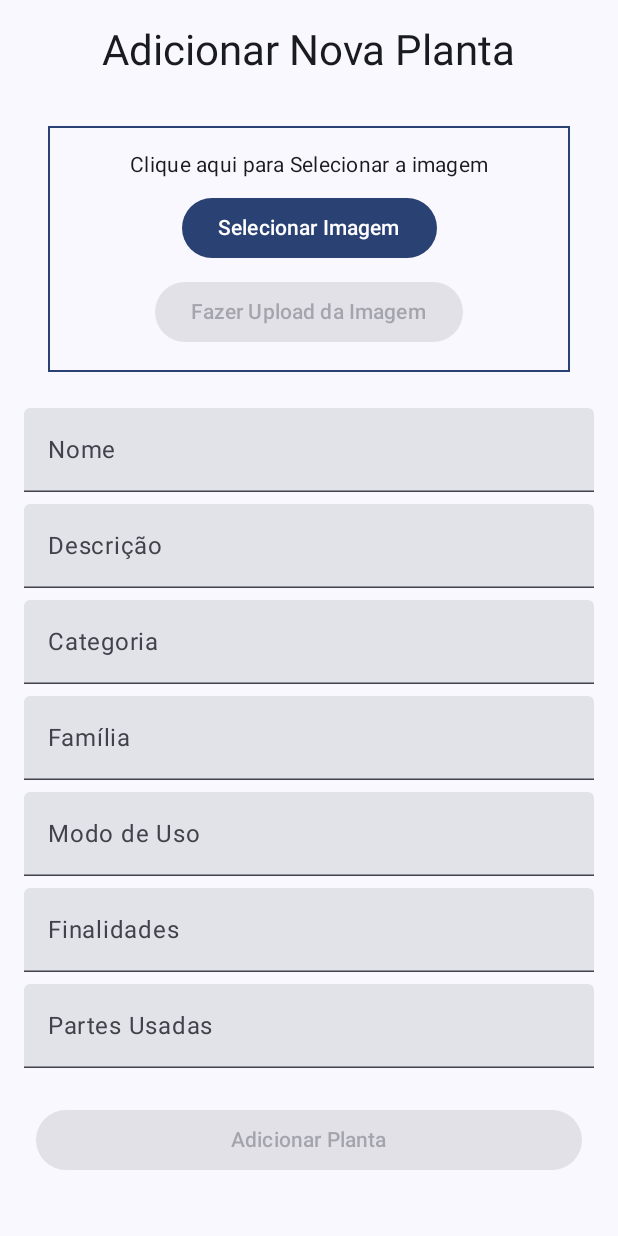
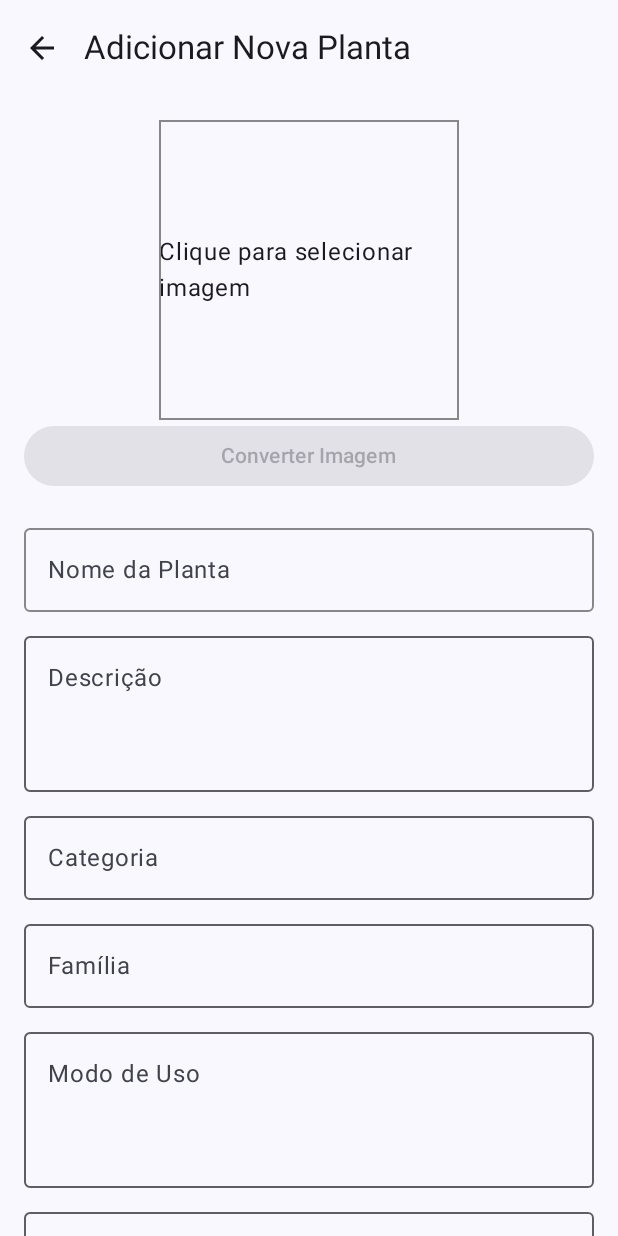
Before and after one commit to equipe-B/PlantCode, an Android app built with Jetpack Compose: the AddPlantScreen screen opened through its navigation route, on a phone screen of 412 x 824 dp. Run offline under Robolectric (Android 15) with nearby library versions, the phone set to English and light mode, and no system bars; our stand-ins replace Firebase (no records; nobody signed in at launch, a user with empty details on screens opened directly).

Commit message:
Lógica implementada: COnversão e upload

```diff
--- a/PlantCodeV3/app/build.gradle.kts
+++ b/PlantCodeV3/app/build.gradle.kts
@@ -62,7 +62,8 @@ dependencies {
     implementation("com.google.firebase:firebase-firestore:25.1.1")
     implementation("com.google.firebase:firebase-storage:21.0.1")
     implementation("com.google.android.gms:play-services-auth:20.0.0")
-
+    implementation("io.coil-kt:coil-compose:2.2.2") // Verifique se há uma versão mais recente
+    implementation ("androidx.compose.material3:material3:1.0.0-alpha01")
     testImplementation(libs.junit)
     androidTestImplementation(libs.androidx.junit)
     androidTestImplementation(libs.androidx.espresso.core)
--- a/PlantCodeV3/app/src/main/java/com/novaversao/plantcodev3/AddPlantScreen.kt
+++ b/PlantCodeV3/app/src/main/java/com/novaversao/plantcodev3/AddPlantScreen.kt
@@ -1,56 +1,41 @@
 package com.novaversao.plantcodev3
-import android.widget.Toast
+import android.net.Uri
+import androidx.activity.compose.rememberLauncherForActivityResult
+import androidx.activity.result.contract.ActivityResultContracts
+import androidx.compose.foundation.Image
+import androidx.compose.foundation.border
 import androidx.compose.foundation.layout.*
+import androidx.compose.foundation.rememberScrollState
+import androidx.compose.foundation.verticalScroll
 import androidx.compose.material3.*
 import androidx.compose.runtime.*
 import androidx.compose.ui.Alignment
 import androidx.compose.ui.Modifier
+import androidx.compose.ui.graphics.Color
+import androidx.compose.ui.platform.LocalContext
+import androidx.compose.material.icons.Icons
+import androidx.compose.material.icons.filled.*
+import androidx.compose.material3.TextFieldDefaults
 import androidx.compose.ui.unit.dp
-import android.graphics.BitmapFactory
-import android.graphics.Bitmap
+import coil.compose.rememberImagePainter
+import com.novaversao.plantcodev3.model.PlantaRepository
+import com.novaversao.plantcodev3.model.convertImageToBase64
+import androidx.compose.foundation.clickable
 import com.novaversao.plantcodev3.model.Plantas
-import com.novaversao.plantcodev3.model.PlantaRepository
-import androidx.compose.foundation.border
-import androidx.compose.ui.text.style.TextAlign
-import androidx.activity.compose.rememberLauncherForActivityResult
-import androidx.compose.ui.platform.LocalContext
-import android.net.Uri
-import com.novaversao.plantcodev3.model.convertImageToBase64
+import android.util.Base64
 import android.util.Log
-import androidx.activity.result.ActivityResultLauncher
-import androidx.activity.result.contract.ActivityResultContracts
-import androidx.compose.foundation.BorderStroke
-import android.content.Context
-import android.provider.MediaStore
-import java.io.IOException
-import androidx.compose.ui.graphics.Color
-import android.util.Base64
+import android.widget.Toast
+@OptIn(ExperimentalMaterial3Api::class)
 @Composable
+
+
 fun AddPlantScreen(
     modifier: Modifier = Modifier,
-    plantaRepository: PlantaRepository, // Passa o repositório como parâmetro
-    navigateBack: () -> Unit // Função de navegação para voltar para a tela anterior
+
+    plantaRepository: PlantaRepository,
+    navigateBack: () -> Unit
 ) {
-    var uploadSuccess by remember { mutableStateOf(false) }
-    var base64Image by remember { mutableStateOf("") }
-    var imageUri by remember { mutableStateOf<Uri?>(null) }
-    var bitmap by remember { mutableStateOf<Bitmap?>(null) } // Adiciona variável para Bitmap
-    val context = LocalContext.current
-    var isLoading by remember { mutableStateOf(false) }
-    var isImageConverted by remember { mutableStateOf(false) }
-// Adiciona variável para Bitmap
-    // Launcher para selecionar a imagem
-    val launcher: ActivityResultLauncher<String> = rememberLauncherForActivityResult(
-        contract = ActivityResultContracts.GetContent()
-    ) { uri: Uri? ->
-        imageUri = uri
-        if (uri != null) {
-            isLoading = true // Iniciar o carregamento
-            base64Image = convertImageToBase64(context, uri)
-            isLoading = false // Finalizar o carregamento
-        }
-    }
-    // Estado dos campos de entrada
+    // State variables
     var nome by remember { mutableStateOf("") }
     var descricao by remember { mutableStateOf("") }
     var categoria by remember { mutableStateOf("") }
@@ -59,110 +44,204 @@ fun AddPlantScreen(
     var finalidades by remember { mutableStateOf("") }
     var partesUsadas by remember { mutableStateOf("") }
 
-    Column(
-        modifier = modifier
-            .fillMaxSize()
-            .padding(16.dp),
-        horizontalAlignment = Alignment.CenterHorizontally,
-        verticalArrangement = Arrangement.Top
-    ) {
-        Text("Adicionar Nova Planta", style = MaterialTheme.typography.headlineMedium)
+    var imageUri by remember { mutableStateOf<Uri?>(null) }
+    var base64Image by remember { mutableStateOf("") }
+    var isLoading by remember { mutableStateOf(false) }
 
-        Spacer(modifier = Modifier.height(16.dp))
+    val context = LocalContext.current
+    val scrollState = rememberScrollState()
+    var uploadSuccess by remember { mutableStateOf(false) }
+    var isImageConverted by remember { mutableStateOf(false) }
+    // Image selection launcher
+    val launcher = rememberLauncherForActivityResult(
+        contract = ActivityResultContracts.GetContent()
+    ) { uri: Uri? ->
+        imageUri = uri
+        if (uri != null) {
+            isLoading = true
+            base64Image = convertImageToBase64(context, uri)
+            isLoading = false
+        }
+    }
 
+    Scaffold(
+        topBar = {
+            TopAppBar(
+                title = { Text("Adicionar Nova Planta") },
+                navigationIcon = {
+                    IconButton(onClick = navigateBack) {
+                        Icon(Icons.Default.ArrowBack, contentDescription = "Voltar")
+                    }
+                }
+            )
+        }
+    ) { paddingValues ->
         Column(
             modifier = Modifier
-                .fillMaxWidth()
-                .padding(16.dp)
-                .border(BorderStroke(1.dp, MaterialTheme.colorScheme.primary))
+                .fillMaxSize()
+                .padding(paddingValues)
+                .verticalScroll(scrollState)
                 .padding(16.dp),
-            horizontalAlignment = Alignment.CenterHorizontally,
-            verticalArrangement = Arrangement.Center
+            horizontalAlignment = Alignment.CenterHorizontally
         ) {
+// Image Upload Section
+            Box(
+                modifier = Modifier
+                    .size(200.dp)
+                    .border(1.dp, Color.Gray)
+                    .clickable { launcher.launch("image/*") }
+            ) {
+                if (imageUri != null) {
+                    Image(
+                        painter = rememberImagePainter(imageUri),
+                        contentDescription = "Imagem da Planta",
+                        modifier = Modifier.fillMaxSize()
+                    )
+                } else {
                     Text(
-                text = "Clique aqui para Selecionar a imagem",
-                style = MaterialTheme.typography.bodyMedium,
-                textAlign = TextAlign.Center
+                        "Clique para selecionar imagem",
+                        modifier = Modifier.align(Alignment.Center)
                     )
-
-            Spacer(modifier = Modifier.height(8.dp))
-
-            Button(onClick = { launcher.launch("image/*") }) {
-                Text(text = "Selecionar Imagem")
+                }
             }
 
-            Spacer(modifier = Modifier.height(8.dp))
-
+// Add a conversion button
             Button(
                 onClick = {
                     // Verifica se há uma URI de imagem selecionada
                     imageUri?.let { uri ->
                         // Inicia o processo de conversão
                         isLoading = true
-
                         try {
                             // Conversão da imagem para Base64
                             base64Image = convertImageToBase64(context, uri)
-
                             // Define o estado de sucesso após a conversão
                             isImageConverted = true
+
+                            // Opcional: Exibe um Toast de sucesso
+                            Toast.makeText(
+                                context,
+                                "Imagem convertida com sucesso!",
+                                Toast.LENGTH_SHORT
+                            ).show()
                         } catch (e: Exception) {
                             // Trata erros de conversão
                             isImageConverted = false
+
+                            // Opcional: Exibe um Toast de erro
+                            Toast.makeText(
+                                context,
+                                "Erro ao converter imagem: ${e.localizedMessage}",
+                                Toast.LENGTH_LONG
+                            ).show()
+
+                            // Log do erro para depuração
+                            Log.e("ImageConversion", "Erro na conversão", e)
                         } finally {
                             // Finaliza o carregamento
                             isLoading = false
                         }
+                    } ?: run {
+                        // Caso nenhuma imagem tenha sido selecionada
+                        Toast.makeText(
+                            context,
+                            "Selecione uma imagem primeiro",
+                            Toast.LENGTH_SHORT
+                        ).show()
                     }
                 },
-                // Desabilita o botão se nenhuma imagem foi selecionada
-                enabled = imageUri != null
+                enabled = imageUri != null && !isLoading,
+                modifier = Modifier.fillMaxWidth()
             ) {
-                Text(text = "Fazer Upload da Imagem")
-            }
-
-            // Mensagens condicionais
-            when {
-                isImageConverted -> {
-                    Text(
-                        text = "Imagem convertida com sucesso!",
-                        color = Color.Green
+                if (isLoading) {
+                    CircularProgressIndicator(
+                        modifier = Modifier.size(20.dp),
+                        color = Color.White
                     )
-                }
-                imageUri != null && !isImageConverted -> {
-                    Text(
-                        text = "Erro ao converter a imagem.",
-                        color = Color.Red
-                    )
+                } else {
+                    Text("Converter Imagem")
                 }
             }
 
-            // Indicador de carregamento
-            if (isLoading) {
-                CircularProgressIndicator(modifier = Modifier.padding(16.dp))
-            }
-        }
+
+
+            Spacer(modifier = Modifier.height(16.dp))
+
+            // Text Input Fields
+            OutlinedTextField(
+                value = nome,
+                onValueChange = { nome = it },
+                label = { Text("Nome da Planta") },
+                modifier = Modifier.fillMaxWidth(),
+                colors = TextFieldDefaults.outlinedTextFieldColors(
+                    focusedBorderColor = Color.Green,
+                    unfocusedBorderColor = Color.Gray
+                )
+            )
+
             Spacer(modifier = Modifier.height(8.dp))
 
-        // Campos de entrada para os dados da planta
-        TextField(value = nome, onValueChange = { nome = it }, label = { Text("Nome") }, modifier = Modifier.fillMaxWidth())
+            OutlinedTextField(
+                value = descricao,
+                onValueChange = { descricao = it },
+                label = { Text("Descrição") },
+                modifier = Modifier.fillMaxWidth(),
+                minLines = 3,
+                maxLines = 5
+            )
+
             Spacer(modifier = Modifier.height(8.dp))
-        TextField(value = descricao, onValueChange = { descricao = it }, label = { Text("Descrição") }, modifier = Modifier.fillMaxWidth())
+
+            OutlinedTextField(
+                value = categoria,
+                onValueChange = { categoria = it },
+                label = { Text("Categoria") },
+                modifier = Modifier.fillMaxWidth()
+            )
+
             Spacer(modifier = Modifier.height(8.dp))
-        TextField(value = categoria, onValueChange = { categoria = it }, label = { Text("Categoria") }, modifier = Modifier.fillMaxWidth())
+
+            OutlinedTextField(
+                value = familia,
+                onValueChange = { familia = it },
+                label = { Text("Família") },
+                modifier = Modifier.fillMaxWidth()
+            )
+
             Spacer(modifier = Modifier.height(8.dp))
-        TextField(value = familia, onValueChange = { familia = it }, label = { Text("Família") }, modifier = Modifier.fillMaxWidth())
+
+            OutlinedTextField(
+                value = modoDeUso,
+                onValueChange = { modoDeUso = it },
+                label = { Text("Modo de Uso") },
+                modifier = Modifier.fillMaxWidth(),
+                minLines = 3,
+                maxLines = 5
+            )
+
             Spacer(modifier = Modifier.height(8.dp))
-        TextField(value = modoDeUso, onValueChange = { modoDeUso = it }, label = { Text("Modo de Uso") }, modifier = Modifier.fillMaxWidth())
+
+            OutlinedTextField(
+                value = finalidades,
+                onValueChange = { finalidades = it },
+                label = { Text("Finalidades") },
+                modifier = Modifier.fillMaxWidth(),
+                minLines = 3,
+                maxLines = 5
+            )
+
             Spacer(modifier = Modifier.height(8.dp))
-        TextField(value = finalidades, onValueChange = { finalidades = it }, label = { Text("Finalidades") }, modifier = Modifier.fillMaxWidth())
-        Spacer(modifier = Modifier.height(8.dp))
-        TextField(value = partesUsadas, onValueChange = { partesUsadas = it }, label = { Text("Partes Usadas") }, modifier = Modifier.fillMaxWidth())
+
+            OutlinedTextField(
+                value = partesUsadas,
+                onValueChange = { partesUsadas = it },
+                label = { Text("Partes Usadas") },
+                modifier = Modifier.fillMaxWidth()
+            )
+
             Spacer(modifier = Modifier.height(16.dp))
 
-
-        // Botão para adicionar a planta
-        // Botão para adicionar a planta
+            // Submit Button
             Button(
                 onClick = {
                     // Verifica o tamanho da imagem em Base64
@@ -176,6 +255,7 @@ fun AddPlantScreen(
                         return@Button // Retorna sem adicionar a planta
                     }
 
+                    // Validação e salvamento da planta
                     // Cria um novo objeto Planta com a imagem em Base64
                     val novaPlanta = Plantas(
                         imagemBase64 = base64Image,
@@ -188,23 +268,23 @@ fun AddPlantScreen(
                         partes_usadas = partesUsadas,
                     )
 
-                // Chama o método AdicionarPlanta passando a nova planta e o bitmap
+                    // Chama a função AdicionarPlanta com um callback
                     plantaRepository.AdicionarPlanta(novaPlanta, base64Image) { plantaId ->
-                    uploadSuccess = plantaId != null
-                    if (uploadSuccess) {
-                        // Sucesso na adição da planta
-                        Log.d("AdicionarPlanta", "Planta adicionada com ID: $plantaId")
-                        navigateBack() // Descomente se quiser voltar após a adição
+                        if (plantaId != null) {
+                            // A planta foi adicionada com sucesso
+                            uploadSuccess = true
+                            navigateBack() // Navega de volta após o sucesso
                         } else {
-                        // Tratar erro ao adicionar planta
-                        Log.e("AdicionarPlanta", "Erro ao adicionar planta")
+                            // Tratar erro ao adicionar a planta
+                            uploadSuccess = false
                         }
                     }
                 },
                 enabled = base64Image.isNotEmpty(), // Habilita o botão apenas se uma imagem foi selecionada e convertida
                 modifier = Modifier.fillMaxWidth().padding(8.dp)
             ) {
-            Text("Adicionar Planta")
+                Text("Salvar Planta")
             }
         }
     }
+}
```
Lines whose indentation alone changed are shown as unchanged.
